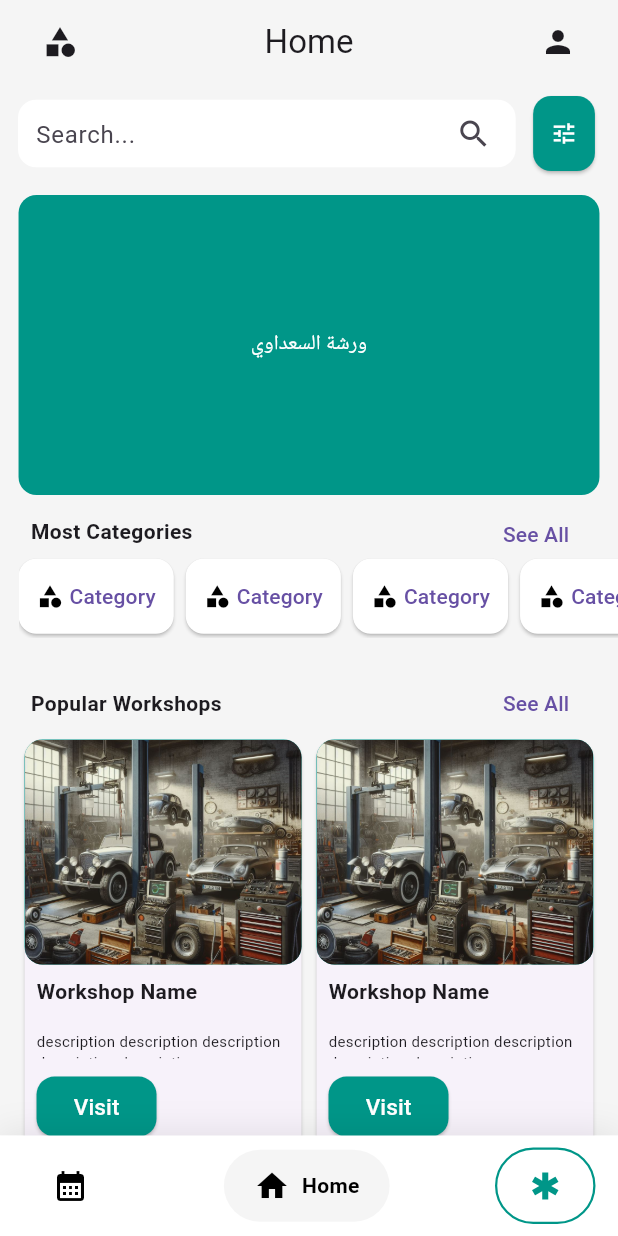
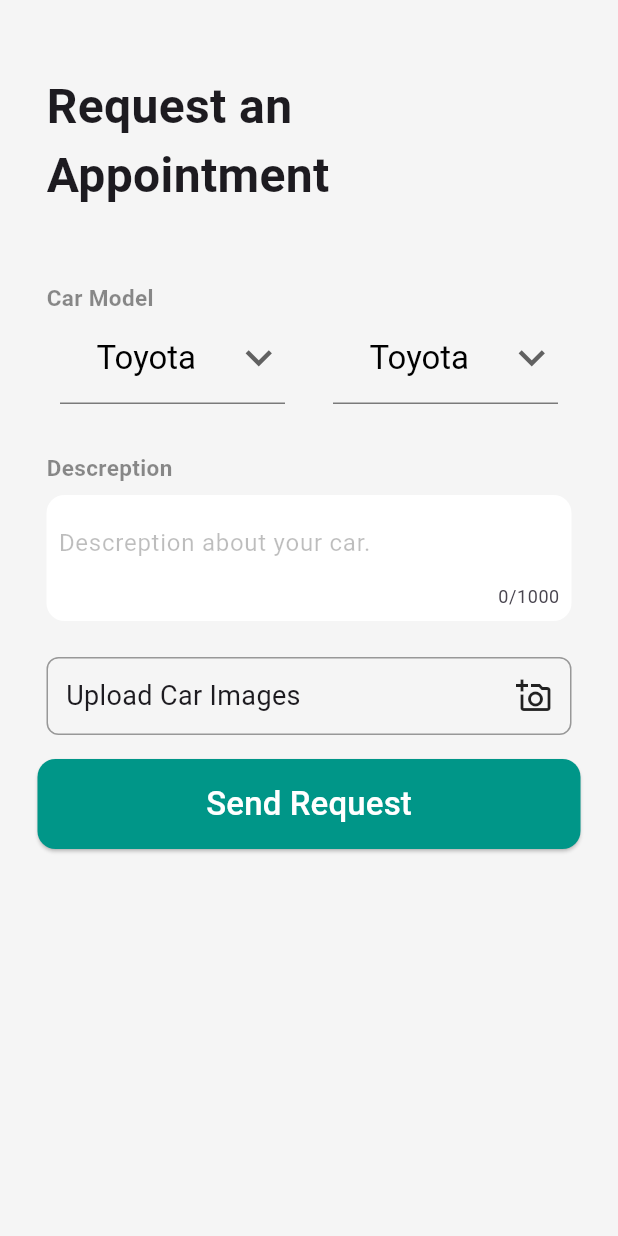
Before and after one commit to ZahreddenZromly/Quadro, a Flutter app: the screen it shows after launch, on a phone screen of 412 x 824 dp. Run offline on Flutter 3.47's test engine with Material 3 defaults, Android fonts, the phone set to English and light mode, and no system bars; drawn by our look-alikes of google_nav_bar; our stand-ins replace firebase_auth, firebase_core, flutter_form_builder, image_picker, readmore; missing offline and left inert: flutter_inner_shadow; accounts and stored records are empty.

Commit message:
suhaib: Appointment Screen

```diff
--- a/lib/main.dart
+++ b/lib/main.dart
@@ -2,6 +2,7 @@ import 'package:firebase_core/firebase_core.dart';
 import 'package:flutter/material.dart';
 import 'package:quadro/components/navbar.dart';
 import 'package:quadro/login_system/login_screen.dart';
+import 'package:quadro/screens/appointment_screen.dart';
 import 'package:quadro/screens/towing_screen.dart';
 import '../firebase/firebase_options.dart';
 
@@ -24,7 +25,7 @@ class MyApp extends StatelessWidget {
       theme: ThemeData(
         canvasColor: const Color.fromARGB(255, 232, 234, 222),
       ),
-      home: NavBar(),
+      home: RequestAppointmentScreen(),
     );
   }
 }
--- /dev/null
+++ b/lib/screens/appointment_screen.dart
@@ -0,0 +1,295 @@
+import 'dart:io';
+
+import 'package:flutter/cupertino.dart';
+import 'package:flutter/material.dart';
+import 'package:flutter/services.dart';
+import 'package:flutter_form_builder/flutter_form_builder.dart';
+import 'package:flutter_inner_shadow/flutter_inner_shadow.dart';
+import 'package:image_picker/image_picker.dart';
+import 'package:quadro/components/image_picker.dart';
+import 'package:quadro/my_flutter_app_icons.dart';
+
+enum towingType { Tug, Pull }
+
+class RequestAppointmentScreen extends StatefulWidget {
+  RequestAppointmentScreen({super.key});
+
+  @override
+  State<RequestAppointmentScreen> createState() =>
+      _RequestAppointmentScreenState();
+}
+
+class _RequestAppointmentScreenState extends State<RequestAppointmentScreen> {
+  // final ChipThemeData customTheme = ChipThemeData.fromDefaults(
+  //   shape: RoundedRectangleBorder(side: BorderSide.none),
+  // );
+  File? _image;
+  Future getImage() async {
+    final XFile? image =
+        await ImagePicker().pickImage(source: ImageSource.gallery);
+    if (image != null) {
+      setState(() {
+        _image = File(image.path);
+      });
+    }
+  }
+
+  List<String> brands = ['Toyota', 'Hyundai'];
+  late String selectedBrand;
+  int _selectedType = -1;
+
+  final TextEditingController descriptionController = TextEditingController();
+
+  @override
+  void initState() {
+    super.initState();
+    selectedBrand = brands[0];
+  }
+
+  @override
+  Widget build(BuildContext context) {
+    return Scaffold(
+      backgroundColor: Colors.grey[100],
+      body: SingleChildScrollView(
+        padding: EdgeInsets.only(top: 48),
+        child: Column(
+          crossAxisAlignment: CrossAxisAlignment.center,
+          children: [
+            SizedBox(
+              width: 350,
+              child: Row(
+                mainAxisAlignment: MainAxisAlignment.start,
+                children: [
+                  Text(
+                    'Request an\nAppointment',
+                    style: TextStyle(
+                      fontSize: 32,
+                      fontWeight: FontWeight.bold,
+                    ),
+                  ),
+                ],
+              ),
+            ),
+            const SizedBox(height: 48),
+            const SizedBox(
+              width: 350,
+              child: Row(
+                mainAxisAlignment: MainAxisAlignment.start,
+                children: [
+                  Text(
+                    'Car Model',
+                    style: TextStyle(
+                      fontSize: 15,
+                      fontWeight: FontWeight.bold,
+                      color: Colors.black45,
+                    ),
+                  ),
+                ],
+              ),
+            ),
+            Row(
+              mainAxisAlignment: MainAxisAlignment.center,
+              children: [
+                Container(
+                  decoration: const BoxDecoration(
+                    border: Border(
+                      bottom: BorderSide(
+                          width: 0.5,
+                          color:
+                              Colors.black), // Adjust width and color as needed
+                    ),
+                  ),
+                  height: 60,
+                  width: 150,
+                  child: DropdownButtonHideUnderline(
+                    child: DropdownButton<String>(
+                      dropdownColor: Colors.grey[100],
+                      icon: Icon(Icons.expand_more),
+                      isExpanded: true,
+                      value: selectedBrand, // Initially selected option
+                      onChanged: (String? newValue) {
+                        setState(() {
+                          selectedBrand = newValue!;
+                        });
+                      },
+
+                      style: TextStyle(fontSize: 22, color: Colors.black),
+                      iconSize: 35,
+                      items:
+                          brands.map<DropdownMenuItem<String>>((String value) {
+                        return DropdownMenuItem<String>(
+                          value: value,
+                          child: Center(child: Text(value)),
+                        );
+                      }).toList(),
+                    ),
+                  ),
+                ),
+                const SizedBox(width: 32),
+                Container(
+                  decoration: const BoxDecoration(
+                    border: Border(
+                      bottom: BorderSide(
+                          width: 0.5,
+                          color:
+                              Colors.black), // Adjust width and color as needed
+                    ),
+                  ),
+                  height: 60,
+                  width: 150,
+                  child: DropdownButtonHideUnderline(
+                    child: DropdownButton<String>(
+                      dropdownColor: Colors.grey[100],
+                      icon: Icon(Icons.expand_more),
+                      // hint: Text('brand'),
+                      isExpanded: true,
+                      // itemHeight: 80,
+                      value: selectedBrand, // Initially selected option
+                      onChanged: (String? newValue) {
+                        // Handle dropdown selection here
+                        setState(() {
+                          selectedBrand = newValue!;
+                        });
+                      },
+
+                      style: TextStyle(fontSize: 22, color: Colors.black),
+                      iconSize: 35,
+                      items:
+                          brands.map<DropdownMenuItem<String>>((String value) {
+                        return DropdownMenuItem<String>(
+                          value: value,
+                          child: Center(child: Text(value)),
+                        );
+                      }).toList(),
+                    ),
+                  ),
+                ),
+              ],
+            ),
+            const SizedBox(height: 32),
+            const SizedBox(
+              width: 350,
+              child: Row(
+                mainAxisAlignment: MainAxisAlignment.start,
+                children: [
+                  Text(
+                    'Descreption',
+                    style: TextStyle(
+                      fontSize: 15,
+                      fontWeight: FontWeight.bold,
+                      color: Colors.black45,
+                    ),
+                  ),
+                ],
+              ),
+            ),
+            Container(
+              width: 350,
+              margin: EdgeInsets.all(8),
+              padding: EdgeInsets.all(8),
+              decoration: BoxDecoration(
+                color: Colors.white,
+                borderRadius: BorderRadius.circular(12),
+              ),
+              child: TextField(
+                decoration: const InputDecoration(
+                  hintStyle: TextStyle(color: Colors.black26),
+                  hintText: 'Descreption about your car.',
+                  border: InputBorder.none,
+                ),
+                controller: descriptionController,
+                maxLength: 1000,
+                maxLengthEnforcement: MaxLengthEnforcement.enforced,
+                maxLines: null, // Allow for indefinite number of lines
+              ),
+            ),
+
+            SizedBox(height: 16),
+            Row(
+              mainAxisAlignment: MainAxisAlignment.center,
+              children: [
+                GestureDetector(
+                  onTap: () => getImage(),
+                  child: Container(
+                    width: 350,
+                    // height: 50,
+                    padding: EdgeInsets.all(12),
+                    decoration: BoxDecoration(
+                        border: Border.all(width: 1, color: Colors.black38),
+                        borderRadius: BorderRadius.circular(8)),
+                    child: Column(
+                      children: [
+                        const Row(
+                          mainAxisAlignment: MainAxisAlignment.spaceBetween,
+                          crossAxisAlignment: CrossAxisAlignment.center,
+                          children: [
+                            Text(
+                              'Upload Car Images',
+                              style: TextStyle(
+                                fontSize: 18,
+                              ),
+                            ),
+                            Icon(Icons.add_a_photo_outlined),
+                          ],
+                        ),
+                        if (_image != null)
+                          Row(
+                            children: [
+                              Container(
+                                height: 100,
+                                width: 100,
+                                margin: EdgeInsets.only(top: 12),
+                                decoration: BoxDecoration(
+                                  // borderRadius: BorderRadius.circular(0),
+                                  color: Colors.teal,
+                                ),
+                                child: ClipRRect(
+                                  // borderRadius: BorderRadius.circular(12),
+                                  child: Image.file(
+                                    _image!,
+                                    fit: BoxFit.cover,
+                                  ),
+                                ),
+                              ),
+                            ],
+                          ),
+                      ],
+                    ),
+                  ),
+                ),
+              ],
+            ),
+            // if (_image != null) Image.file(_image!),
+
+            SizedBox(height: 16),
+            ElevatedButton(
+              onPressed: () {
+                // Navigator.push(
+                //   context,
+                //   MaterialPageRoute(
+                //     builder: (context) => WorkshopScreen(),
+                //   ),
+                // );
+              },
+              style: ButtonStyle(
+                padding: MaterialStateProperty.all(const EdgeInsets.all(4)),
+                shape: MaterialStateProperty.all<RoundedRectangleBorder>(
+                  RoundedRectangleBorder(
+                    borderRadius: BorderRadius.circular(12),
+                  ),
+                ),
+                minimumSize: MaterialStateProperty.all(const Size(362, 60.0)),
+                // iconColor: MaterialStateProperty.all(Colors.white),
+                backgroundColor: MaterialStateProperty.all(Colors.teal),
+              ),
+              child: const Text(
+                'Send Request',
+                style: TextStyle(color: Colors.white, fontSize: 22),
+              ),
+            ),
+          ],
+        ),
+      ),
+    );
+  }
+}
```
